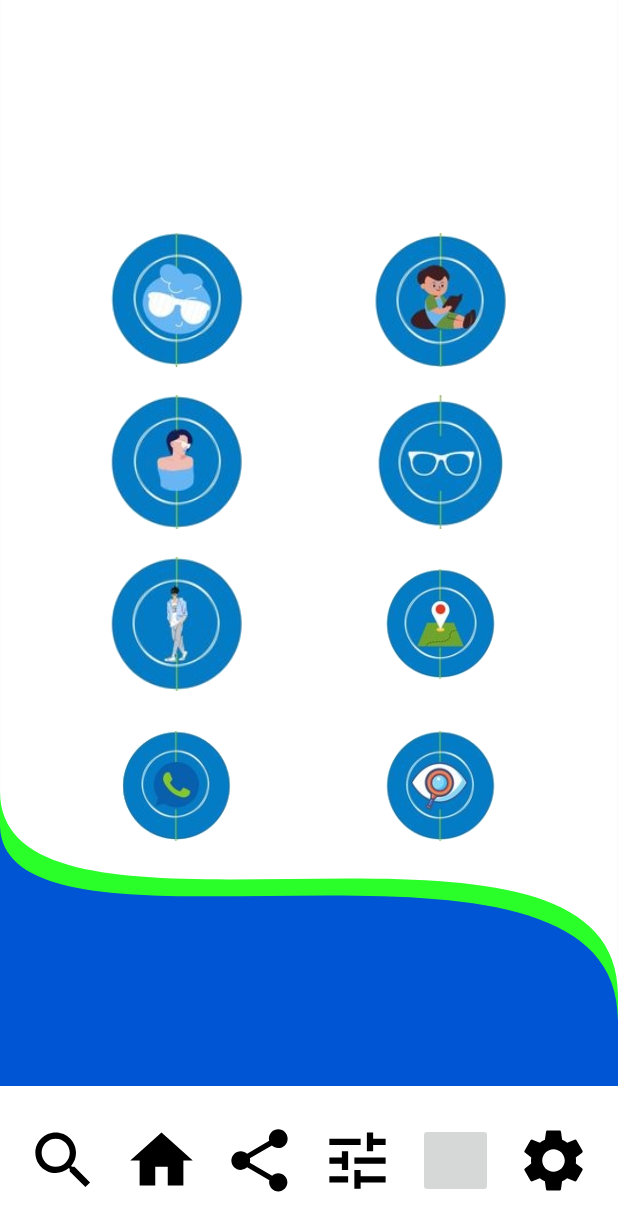
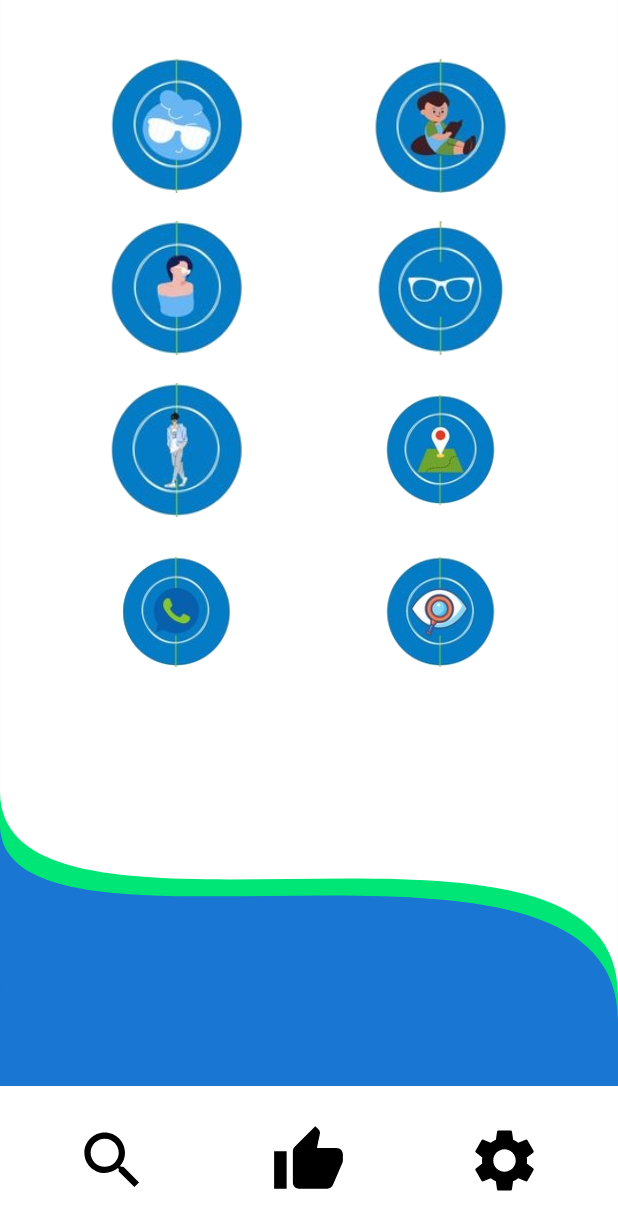
Before and after one commit to HernanTrullo/OptiMovil, an Android app: the BotonesFragment screen opened directly, with no data from a screen before it, on a phone screen of 412 x 824 dp. Shown: the top 1231 px of the screen. Run offline under Robolectric (Android 15) with nearby library versions, the phone set to English and light mode, and no system bars.

Commit message:
Se modifica el fragment de botones

```diff
--- a/app/src/main/java/edu/unicauca/optimovil/Actividades/VentanaPrincipal.java
+++ b/app/src/main/java/edu/unicauca/optimovil/Actividades/VentanaPrincipal.java
@@ -1,6 +1,7 @@
 package edu.unicauca.optimovil.Actividades;
 
 import androidx.appcompat.app.AppCompatActivity;
+import androidx.fragment.app.FragmentManager;
 
 import android.content.Intent;
 import android.media.Image;
@@ -10,6 +11,7 @@
 import android.widget.ImageView;
 
 import edu.unicauca.optimovil.R;
+import edu.unicauca.optimovil.fragments.BotonesFragment;
 
 public class VentanaPrincipal extends AppCompatActivity {
     public static final String EXTRA_MENSAJE = "edu.unicauca.optimovil.PRODUCTO";
@@ -29,6 +31,12 @@
         btiAccesorios = findViewById(R.id.bti_colecciones);
         btiNinos = findViewById(R.id.bti_colecciones);
 
+        FragmentManager fragmentManager = getSupportFragmentManager();
+        fragmentManager.beginTransaction()
+                .replace(R.id.layout_fragment_buttons, BotonesFragment.class, null)
+                .setReorderingAllowed(true)
+                .addToBackStack("name") // name can be null
+                .commit();
 
         // Se agrega el listener de cada uno de los botones
         btiCliente.setOnClickListener(new View.OnClickListener() {
--- a/app/src/main/java/edu/unicauca/optimovil/fragments/BotonesFragment.java
+++ b/app/src/main/java/edu/unicauca/optimovil/fragments/BotonesFragment.java
@@ -1,13 +1,21 @@
 package edu.unicauca.optimovil.fragments;
 
+import android.app.Activity;
+import android.content.Intent;
 import android.os.Bundle;
 
 import androidx.fragment.app.Fragment;
 
+import android.util.Log;
 import android.view.LayoutInflater;
 import android.view.View;
 import android.view.ViewGroup;
+import android.widget.ImageButton;
+import android.widget.LinearLayout;
 
+import edu.unicauca.optimovil.Actividades.VentanaClientes;
+import edu.unicauca.optimovil.Actividades.VentanaPrincipal;
+import edu.unicauca.optimovil.Actividades.VentanaProductosMeGusta;
 import edu.unicauca.optimovil.R;
 
 /**
@@ -15,7 +23,7 @@
  * Use the {@link BotonesFragment#newInstance} factory method to
  * create an instance of this fragment.
  */
-public class BotonesFragment extends Fragment {
+public class BotonesFragment extends Fragment implements View.OnClickListener {
 
     // TODO: Rename parameter arguments, choose names that match
     // the fragment initialization parameters, e.g. ARG_ITEM_NUMBER
@@ -25,6 +33,9 @@
     // TODO: Rename and change types of parameters
     private String mParam1;
     private String mParam2;
+    private LinearLayout llSearch, llHome, llLikes, llFilter, llSettings, llShare;
+    private ImageButton ibtnSearch, ibtnHome, ibtnLikes, ibtnFilter, ibtnSettings, ibtnShare;
+
 
     public BotonesFragment() {
         // Required empty public constructor
@@ -39,7 +50,7 @@
      * @return A new instance of fragment BotonesFragment.
      */
     // TODO: Rename and change types and number of parameters
-    public static BotonesFragment newInstance(String param1, String param2) {
+    public BotonesFragment newInstance(String param1, String param2) {
         BotonesFragment fragment = new BotonesFragment();
         Bundle args = new Bundle();
         args.putString(ARG_PARAM1, param1);
@@ -61,6 +72,69 @@
     public View onCreateView(LayoutInflater inflater, ViewGroup container,
                              Bundle savedInstanceState) {
         // Inflate the layout for this fragment
-        return inflater.inflate(R.layout.fragment_botones, container, false);
+        View view = inflater.inflate(R.layout.fragment_botones, container, false);
+        llSearch = view.findViewById(R.id.layout_search);
+        llHome = view.findViewById(R.id.layout_home);
+        llLikes = view.findViewById(R.id.layout_likes);
+        llFilter = view.findViewById(R.id.layout_filter);
+        llSettings = view.findViewById(R.id.layout_settings);
+        llShare = view.findViewById(R.id.layout_share);
+
+        ibtnSearch = view.findViewById(R.id.ibtn_search);
+        ibtnHome = view.findViewById(R.id.ibtn_home);
+        ibtnLikes = view.findViewById(R.id.ibtn_likes);
+        ibtnFilter = view.findViewById(R.id.ibtn_filter);
+        ibtnSettings = view.findViewById(R.id.ibtn_settings);
+        ibtnShare = view.findViewById(R.id.ibtn_settings);
+
+        asignarCLick(view);
+
+        cargarBontones(view);
+        return view;
+    }
+
+    private void asignarCLick(View view) {
+        ibtnSearch.setOnClickListener(this);
+        ibtnHome.setOnClickListener(this);
+        ibtnLikes.setOnClickListener(this);
+        ibtnFilter.setOnClickListener(this);
+        ibtnSettings.setOnClickListener(this);
+        ibtnShare.setOnClickListener(this);
+    }
+
+    private void cargarBontones(View view){
+        if (VentanaPrincipal.class.equals(view.getContext().getClass())) {
+            llSearch.setVisibility(View.VISIBLE);
+            llHome.setVisibility(View.GONE);
+            llLikes.setVisibility(View.VISIBLE);
+            llFilter.setVisibility(View.GONE);
+            llSettings.setVisibility(View.VISIBLE);
+            llShare.setVisibility(View.GONE);
+        }
+        Log.d("cargarBontones: ", view.getContext().toString() );
+
+    }
+
+    @Override
+    public void onClick(View view) {
+        Intent intent;
+        switch (view.getId()){
+            case R.id.ibtn_home:
+                intent = new Intent(view.getContext(), VentanaPrincipal.class);
+                startActivity(intent);
+            break;
+            case R.id.ibtn_likes:
+                intent = new Intent(view.getContext(), VentanaProductosMeGusta.class);
+                startActivity(intent);
+                break;
+            case R.id.ibtn_filter:
+/*                intent = new Intent(view.getContext(), VentanaProductosMeGusta.class);
+                startActivity(intent);*/
+                break;
+            case R.id.ibtn_settings:
+                intent = new Intent(view.getContext(), VentanaClientes.class);
+                startActivity(intent);
+                break;
+        }
     }
 }
--- /dev/null
+++ b/app/src/main/res/drawable/ic_btn_like_24.xml
@@ -0,0 +1,5 @@
+<vector android:height="24dp" android:tint="#000000"
+    android:viewportHeight="24" android:viewportWidth="24"
+    android:width="24dp" xmlns:android="http://schemas.android.com/apk/res/android">
+    <path android:fillColor="@android:color/white" android:pathData="M1,21h4L5,9L1,9v12zM23,10c0,-1.1 -0.9,-2 -2,-2h-6.31l0.95,-4.57 0.03,-0.32c0,-0.41 -0.17,-0.79 -0.44,-1.06L14.17,1 7.59,7.59C7.22,7.95 7,8.45 7,9v10c0,1.1 0.9,2 2,2h9c0.83,0 1.54,-0.5 1.84,-1.22l3.02,-7.05c0.09,-0.23 0.14,-0.47 0.14,-0.73v-2z"/>
+</vector>
--- a/app/src/main/res/layout/fragment_botones.xml
+++ b/app/src/main/res/layout/fragment_botones.xml
@@ -18,6 +18,7 @@
         android:paddingRight="10dp">
 
         <LinearLayout
+            android:id="@+id/layout_search"
             android:layout_width="0dp"
             android:layout_height="match_parent"
             android:layout_gravity="center"
@@ -26,13 +27,14 @@
             android:visibility="visible">
 
             <ImageButton
-                android:id="@+id/btn_search"
+                android:id="@+id/ibtn_search"
                 android:layout_width="@dimen/ic_menu"
                 android:layout_height="@dimen/ic_menu"
                 android:background="@drawable/ic_btn_search_24" />
         </LinearLayout>
 
         <LinearLayout
+            android:id="@+id/layout_home"
             android:layout_width="0dp"
             android:layout_height="match_parent"
             android:layout_weight="1"
@@ -40,13 +42,14 @@
             android:visibility="visible">
 
             <ImageButton
-                android:id="@+id/btn_home"
+                android:id="@+id/ibtn_home"
                 android:layout_width="@dimen/ic_menu"
                 android:layout_height="@dimen/ic_menu"
                 android:background="@drawable/ic_btn_home_24" />
         </LinearLayout>
 
         <LinearLayout
+            android:id="@+id/layout_share"
             android:layout_width="0dp"
             android:layout_height="match_parent"
             android:layout_weight="1"
@@ -54,13 +57,14 @@
             android:visibility="visible">
 
             <ImageButton
-                android:id="@+id/btn_share"
+                android:id="@+id/ibtn_share"
                 android:layout_width="@dimen/ic_menu"
                 android:layout_height="@dimen/ic_menu"
                 android:background="@drawable/ic_btn_share" />
         </LinearLayout>
 
         <LinearLayout
+            android:id="@+id/layout_filter"
             android:layout_width="0dp"
             android:layout_height="match_parent"
             android:layout_weight="1"
@@ -68,7 +72,7 @@
             android:visibility="visible">
 
             <ImageButton
-                android:id="@+id/btn_filter"
+                android:id="@+id/ibtn_filter"
                 android:layout_width="@dimen/ic_menu"
                 android:layout_height="@dimen/ic_menu"
                 android:background="@drawable/ic_btn_filtros_24"
@@ -76,6 +80,7 @@
         </LinearLayout>
 
         <LinearLayout
+            android:id="@+id/layout_likes"
             android:layout_width="0dp"
             android:layout_height="match_parent"
             android:layout_weight="1"
@@ -83,12 +88,14 @@
             android:visibility="visible">
 
             <ImageButton
-                android:id="@+id/btn_likes"
+                android:id="@+id/ibtn_likes"
                 android:layout_width="@dimen/ic_menu"
-                android:layout_height="@dimen/ic_menu" />
+                android:layout_height="@dimen/ic_menu"
+                android:background="@drawable/ic_btn_like_24"/>
         </LinearLayout>
 
         <LinearLayout
+            android:id="@+id/layout_settings"
             android:layout_width="0dp"
             android:layout_height="match_parent"
             android:layout_weight="1"
@@ -96,7 +103,7 @@
             android:visibility="visible">
 
             <ImageButton
-                android:id="@+id/btn_settings"
+                android:id="@+id/ibtn_settings"
                 android:layout_width="@dimen/ic_menu"
                 android:layout_height="@dimen/ic_menu"
                 android:background="@drawable/ic_btn_settings_24" />
--- a/app/src/main/res/layout/ventana_principal.xml
+++ b/app/src/main/res/layout/ventana_principal.xml
@@ -110,12 +110,19 @@
         </TableRow>
     </TableLayout>
 
-    <androidx.fragment.app.FragmentContainerView
+    <!--<androidx.fragment.app.FragmentContainerView
         android:id="@+id/fragmentContainerView"
         android:name="edu.unicauca.optimovil.fragments.BotonesFragment"
         android:layout_width="match_parent"
         android:layout_height="100dp"
-        app:layout_constraintBottom_toBottomOf="parent" />
+        app:layout_constraintBottom_toBottomOf="parent" />-->
+    <FrameLayout
+        android:orientation="horizontal"
+        android:id="@+id/layout_fragment_buttons"
+        android:layout_width="match_parent"
+        android:layout_height="100dp"
+        tools:ignore="MissingConstraints"
+        app:layout_constraintBottom_toBottomOf="parent"/>
 
 
 </androidx.constraintlayout.widget.ConstraintLayout>
--- a/app/src/main/res/xml/ic_fondo.xml
+++ b/app/src/main/res/xml/ic_fondo.xml
@@ -5,11 +5,11 @@
         android:pathData="M0.01,-2h511.98v602h-511.98z"
         android:strokeAlpha="0.285948" android:strokeColor="#00000000"
         android:strokeLineCap="square" android:strokeWidth="53.9063"/>
-    <path android:fillColor="#2aff2a"
+    <path android:fillColor="#00E676"
         android:pathData="M0,384.14 L0.03,599.93 512.03,600 512,482.82C512,371.81 0,476.65 0,384.14Z"
         android:strokeAlpha="0.285948" android:strokeColor="#00000000"
         android:strokeLineCap="butt" android:strokeLineJoin="miter" android:strokeWidth="9.68"/>
-    <path android:fillColor="#0055d4"
+    <path android:fillColor="#1976D2"
         android:pathData="M-0.03,400 L0.06,599.93 512.03,600 512,495.16C512,381.06 0,479.74 -0.03,400Z"
         android:strokeAlpha="0.341503" android:strokeColor="#00000000"
         android:strokeLineCap="square" android:strokeLineJoin="miter" android:strokeWidth="9.68"/>
```
